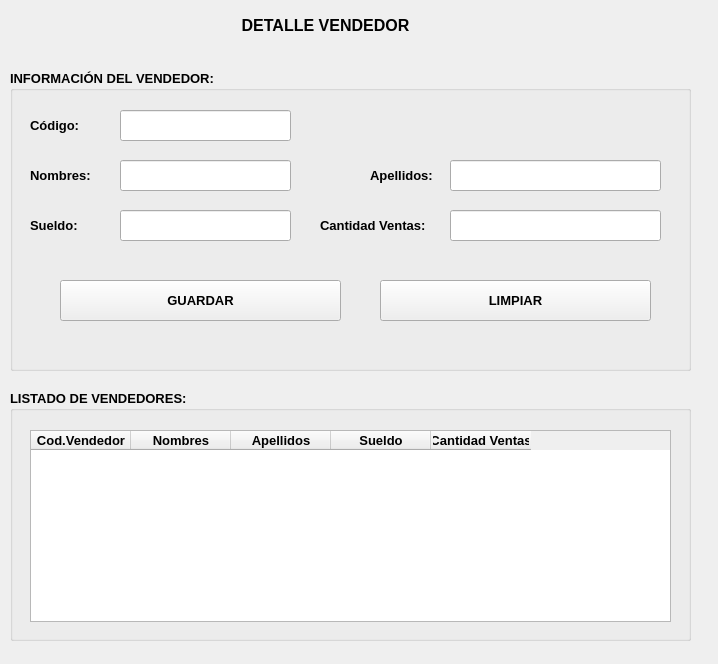
This is appVehiculos/view/fmvendedor.ui in Alonsobox/Proyecto-ProgramacionObj as Qt 5 draws it before an edit. The edited form follows.
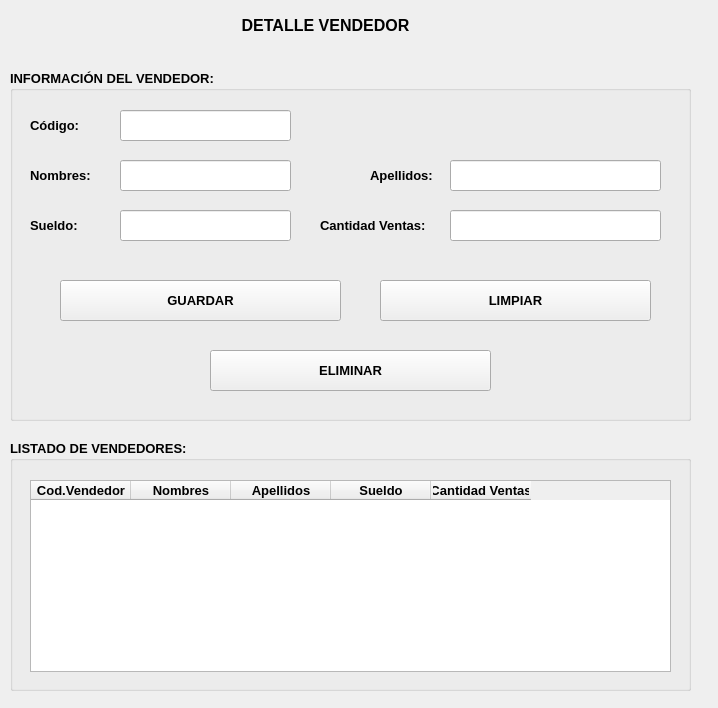
This is the edited form.

Commit message: Agregamos el votor eliminar a la ventana de Vendedor

Diff of the .ui file:
```diff
--- a/appVehiculos/view/fmvendedor.ui
+++ b/appVehiculos/view/fmvendedor.ui
@@ -7,7 +7,7 @@
     <x>0</x>
     <y>0</y>
     <width>718</width>
-    <height>664</height>
+    <height>708</height>
    </rect>
   </property>
   <property name="windowTitle">
@@ -20,7 +20,7 @@
       <x>10</x>
       <y>70</y>
       <width>681</width>
-      <height>301</height>
+      <height>351</height>
      </rect>
     </property>
     <property name="font">
@@ -174,6 +174,19 @@
       </rect>
      </property>
     </widget>
+    <widget class="QPushButton" name="btnEliminar">
+     <property name="geometry">
+      <rect>
+       <x>200</x>
+       <y>280</y>
+       <width>281</width>
+       <height>41</height>
+      </rect>
+     </property>
+     <property name="text">
+      <string>ELIMINAR</string>
+     </property>
+    </widget>
    </widget>
    <widget class="QLabel" name="label">
     <property name="geometry">
@@ -202,7 +215,7 @@
     <property name="geometry">
      <rect>
       <x>10</x>
-      <y>390</y>
+      <y>440</y>
       <width>681</width>
       <height>251</height>
      </rect>
```
The commit also changes 6 other files.
